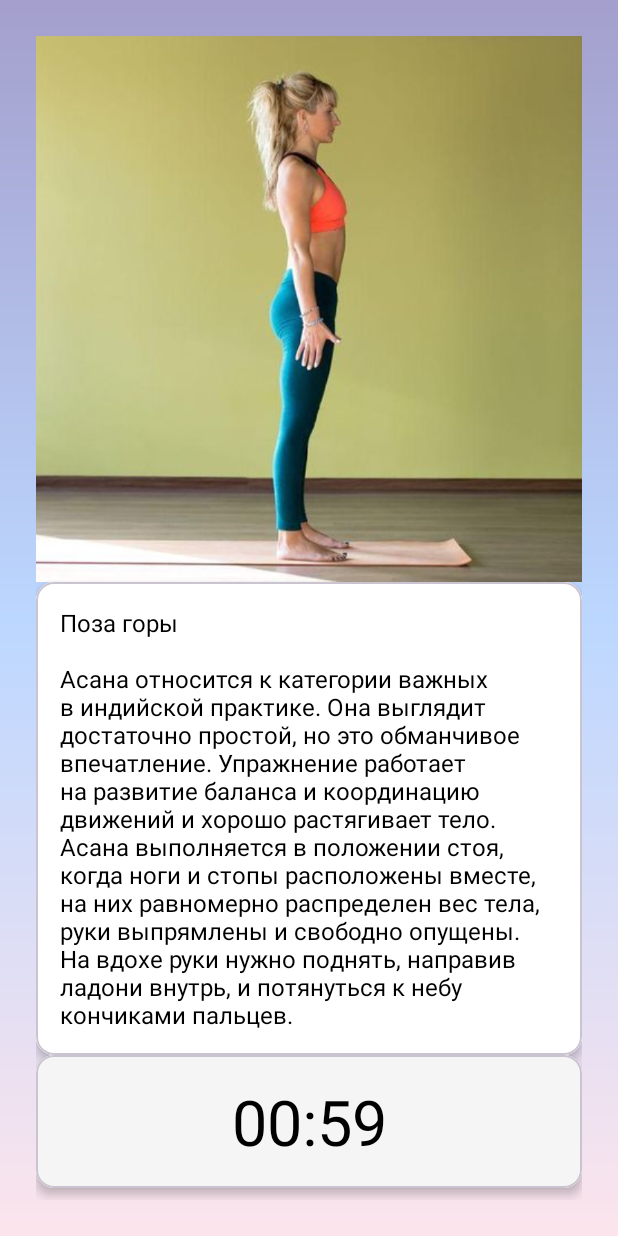
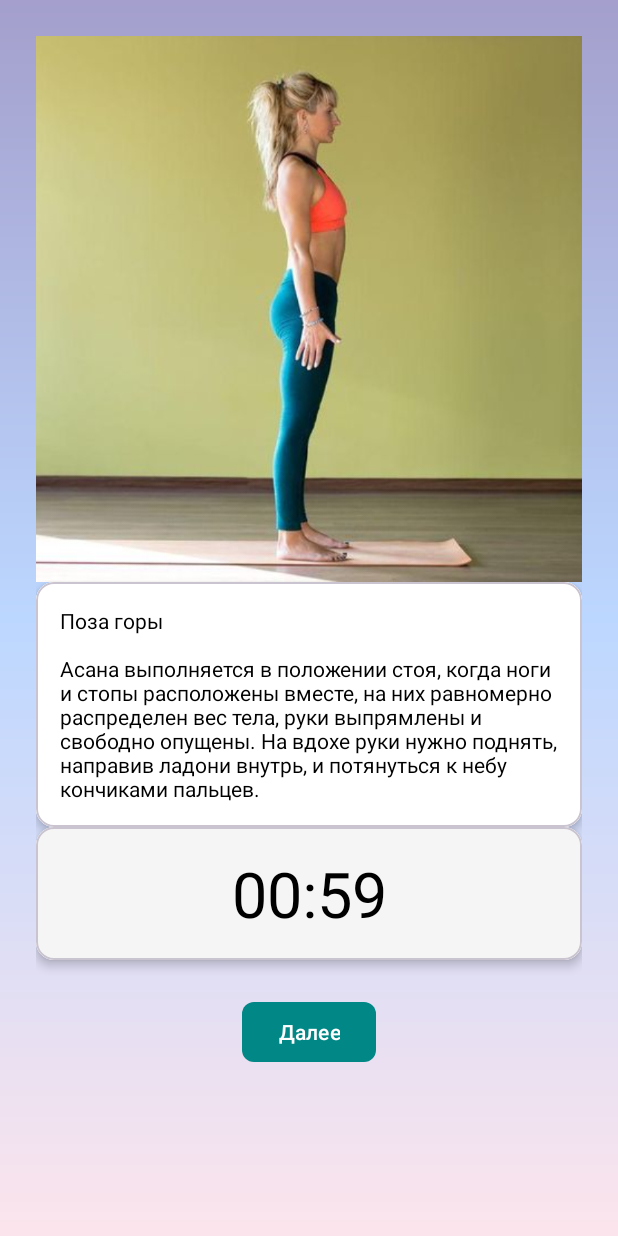
Before and after one commit to MrMurai0/relax, an Android app: the YogaActivity screen opened directly, with no data from a screen before it, on a phone screen of 412 x 824 dp. Run offline under Robolectric (Android 15) with nearby library versions, the phone set to English and light mode, and no system bars.

Commit message:
version 1.9

```diff
--- a/app/src/main/AndroidManifest.xml
+++ b/app/src/main/AndroidManifest.xml
@@ -35,7 +35,7 @@
             <intent-filter>
                 <action android:name="android.intent.action.MAIN" />
 
-                <category android:name="android.intent.category.LAUNCHER" />
+
             </intent-filter>
         </activity>
     </application>
--- a/app/src/main/java/com/example/relax25/YogaActivity.kt
+++ b/app/src/main/java/com/example/relax25/YogaActivity.kt
@@ -23,13 +23,13 @@ class YogaActivity : AppCompatActivity() {
     private val workout = listOf(
         Workout(R.drawable.ffgh, "Поза 1", "Поза горы\n" +
                 "\n" +
-                "Асана относится к категории важных в индийской практике. Она выглядит достаточно простой, но это обманчивое впечатление. Упражнение работает на развитие баланса и координацию движений и хорошо растягивает тело. Асана выполняется в положении стоя, когда ноги и стопы расположены вместе, на них равномерно распределен вес тела, руки выпрямлены и свободно опущены. На вдохе руки нужно поднять, направив ладони внутрь, и потянуться к небу кончиками пальцев.", 60000),
+                "Асана выполняется в положении стоя, когда ноги и стопы расположены вместе, на них равномерно распределен вес тела, руки выпрямлены и свободно опущены. На вдохе руки нужно поднять, направив ладони внутрь, и потянуться к небу кончиками пальцев.", 60000),
         Workout(R.drawable.fgd, "Поза 2", "Воин I (Вирабхадрасана I)\n" +
                 "\n" +
-                "Воин I — это силовая поза, которая укрепляет ноги, особенно бедра и ягодицы, а также улучшает баланс и концентрацию. Для ее выполнения встаньте в позу горы, затем сделайте шаг вперед правой ногой, согнув колено до прямого угла. Пятка левой ноги должна быть поднята, а колено направлено в сторону. Вытяните руки вверх над головой или направьте их в разные стороны, ладони обращены друг к другу или смотрят вниз. Держите спину прямой, смотрите вперед.", 60000),
+                "Для ее выполнения встаньте в позу горы, затем сделайте шаг вперед правой ногой, согнув колено до прямого угла. Пятка левой ноги должна быть поднята, а колено направлено в сторону. Вытяните руки вверх над головой или направьте их в разные стороны, ладони обращены друг к другу или смотрят вниз. Держите спину прямой, смотрите вперед.", 60000),
         Workout(R.drawable.h, "Поза 3", "Наклон вперед стоя (Уттанасана)\n" +
                 "\n" +
-                "Наклон вперед стоя — это одна из самых простых и эффективных поз в йоге. Она растягивает заднюю поверхность ног, снимает напряжение в пояснице и шее, улучшает кровообращение в головном мозге и стимулирует работу органов брюшной полости. Чтобы выполнить эту асану, нужно встать прямо, ноги поставить на ширине плеч. Затем медленно наклонитесь вперед, стараясь дотянуться руками до пола или обхватить голени. Важно сохранять спину прямой и не сгибать колени.", 60000)
+                "Чтобы выполнить эту асану, нужно встать прямо, ноги поставить на ширине плеч. Затем медленно наклонитесь вперед, стараясь дотянуться руками до пола или обхватить голени. Важно сохранять спину прямой и не сгибать колени.", 60000)
 
     )
     private val scope = CoroutineScope(Dispatchers.IO)
--- a/app/src/main/res/layout/activity_yoga.xml
+++ b/app/src/main/res/layout/activity_yoga.xml
@@ -6,16 +6,16 @@
     android:layout_width="match_parent"
     android:layout_height="match_parent"
     android:background="@drawable/back"
-    android:padding="24dp"
+    android:padding="24sp"
     tools:context=".YogaActivity">
 
     <ImageView
         android:id="@+id/poseImageView"
-        android:layout_width="0dp"
-        android:layout_height="0dp"
+        android:layout_width="0sp"
+        android:layout_height="0sp"
         android:scaleType="centerCrop"
         app:layout_constraintDimensionRatio="1:1"
-        android:layout_marginBottom="24dp"
+        android:layout_marginBottom="24sp"
         app:layout_constraintEnd_toEndOf="parent"
         app:layout_constraintStart_toStartOf="parent"
         app:layout_constraintTop_toTopOf="parent" />
@@ -24,9 +24,9 @@
         android:id="@+id/descriptionCard"
         android:layout_width="match_parent"
         android:layout_height="wrap_content"
-        app:cardElevation="4dp"
-        app:cardCornerRadius="12dp"
-        android:layout_marginBottom="16dp"
+        app:cardElevation="4sp"
+        app:cardCornerRadius="12sp"
+        android:layout_marginBottom="16sp"
         app:layout_constraintTop_toBottomOf="@+id/poseImageView"
         app:layout_constraintStart_toStartOf="parent"
         app:layout_constraintEnd_toEndOf="parent">
@@ -34,18 +34,18 @@
             android:id="@+id/poseDescriptionTextView"
             android:layout_width="match_parent"
             android:layout_height="wrap_content"
-            android:padding="16dp"
+            android:padding="16sp"
             android:textColor="@color/black"
-            android:textSize="16sp"
+            android:textSize="14sp"
             android:background="@color/cardview_light_background"/>
     </com.google.android.material.card.MaterialCardView>
     <com.google.android.material.card.MaterialCardView
         android:id="@+id/timerCard"
         android:layout_width="match_parent"
         android:layout_height="wrap_content"
-        app:cardElevation="4dp"
-        app:cardCornerRadius="12dp"
-        android:layout_marginBottom="16dp"
+        app:cardElevation="4sp"
+        app:cardCornerRadius="12sp"
+        android:layout_marginBottom="16sp"
         app:layout_constraintTop_toBottomOf="@+id/descriptionCard"
         app:layout_constraintStart_toStartOf="parent"
         app:layout_constraintEnd_toEndOf="parent">
@@ -54,7 +54,7 @@
             android:layout_width="match_parent"
             android:layout_height="wrap_content"
             android:gravity="center"
-            android:padding="16dp"
+            android:padding="16sp"
             android:textColor="@color/black"
             android:background="@color/light_background"
             android:textSize="42sp" />
@@ -65,15 +65,15 @@
         android:id="@+id/nextButton"
         android:layout_width="wrap_content"
         android:layout_height="wrap_content"
-        android:paddingStart="24dp"
-        android:paddingEnd="24dp"
+        android:paddingStart="24sp"
+        android:paddingEnd="24sp"
         android:text="Далее"
         android:textAllCaps="false"
         android:textColor="@color/white"
         app:backgroundTint="@color/teal_700"
-        app:cornerRadius="8dp"
-        app:elevation="4dp"
-        android:layout_marginTop="24dp"
+        app:cornerRadius="8sp"
+        app:elevation="4sp"
+        android:layout_marginTop="24sp"
         app:layout_constraintEnd_toEndOf="parent"
         app:layout_constraintStart_toStartOf="parent"
         app:layout_constraintTop_toBottomOf="@+id/timerCard" />
--- a/app/src/main/res/values/strings.xml
+++ b/app/src/main/res/values/strings.xml
@@ -1,3 +1,3 @@
 <resources>
-    <string name="app_name">relax2.5</string>
+    <string name="app_name">relax</string>
 </resources>
```
Also changed, not shown: app/src/main/res/layout/activity_main.xml (+21 -21 lines), app/src/main/res/layout/activity_music.xml (+13 -13 lines), app/src/main/res/layout/activity_splash.xml (+3 -5 lines), app/src/main/res/layout/activity_timer.xml (+7 -7 lines).
